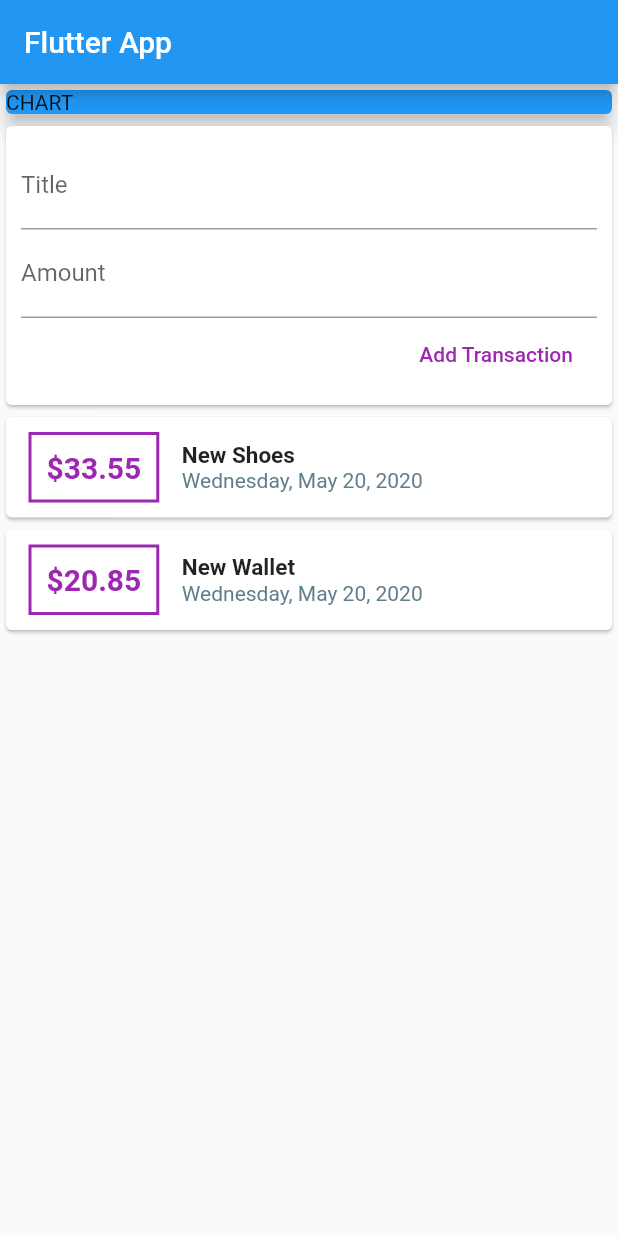
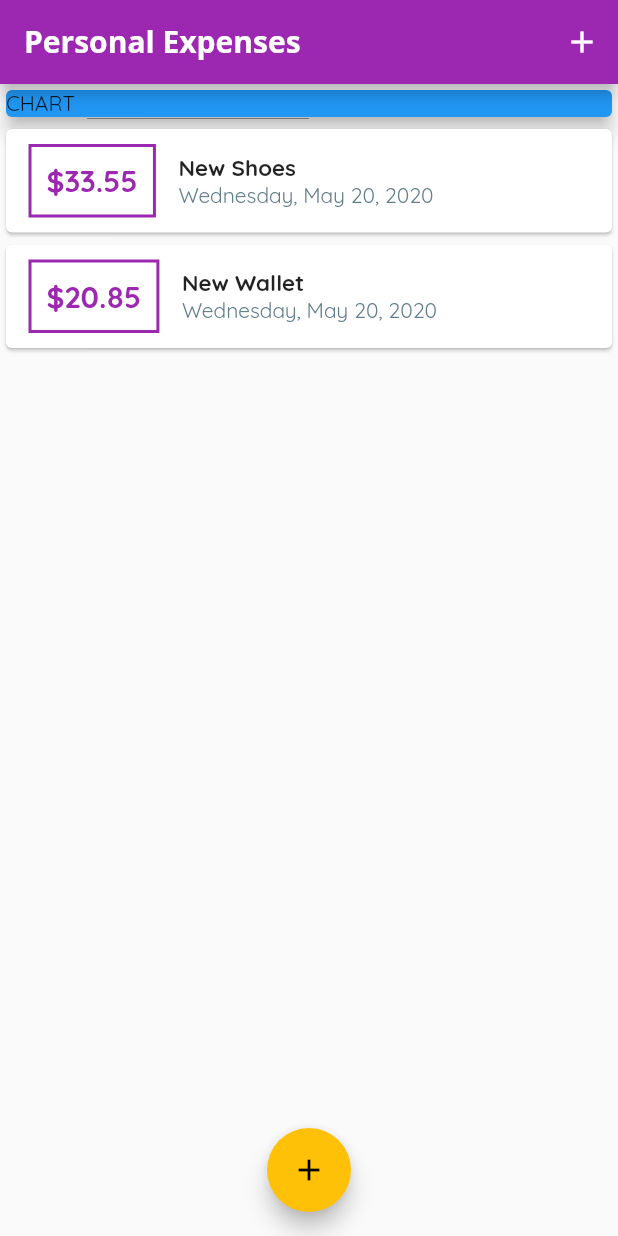
Before and after one commit to pablolopezj/Gastos-personales, a Flutter app: the screen it shows after launch, on a phone screen of 412 x 824 dp. Run offline on Flutter 3.47's test engine with Material 2 defaults, Android fonts, the phone set to English and light mode, and no system bars; Roboto replaces fonts that are missing (Open Sans).

Commit message:
Adding fonts and defining Theme on the main.dart

```diff
--- a/lib/main.dart
+++ b/lib/main.dart
@@ -1,6 +1,9 @@
+import 'package:expense_planner/widgets/transaction_list.dart';
 import 'package:flutter/material.dart';
 
-import './widgets/user_transactions.dart';
+import './widgets/transaction_list.dart';
+import './widgets/new_transaction.dart';
+import './models/transaction.dart';
 
 void main() => runApp(MyApp());
 
@@ -8,23 +11,86 @@ class MyApp extends StatelessWidget {
   @override
   Widget build(BuildContext context) {
     return MaterialApp(
-      title: 'Flutter App',
+      title: 'Personal Expenses',
+      theme: ThemeData(
+        primarySwatch: Colors.purple,
+        accentColor: Colors.amber,
+        fontFamily: 'Quicksand',
+        appBarTheme: AppBarTheme(
+          textTheme: ThemeData.light().textTheme.copyWith(
+              title: TextStyle(
+                fontFamily: 'Open Sans',
+                fontSize: 20,
+                fontWeight: FontWeight.bold,
+              )),
+        ),
+      ),
       home: MyHomePage(),
     );
   }
 }
 
-class MyHomePage extends StatelessWidget {
+class MyHomePage extends StatefulWidget {
   // String titleInput;
   // String amountInput;
-  final titleController = TextEditingController();
-  final amountController = TextEditingController();
+  @override
+  _MyHomePageState createState() => _MyHomePageState();
+}
+
+class _MyHomePageState extends State<MyHomePage> {
+  final List<Transaction> _userTransactions = [
+    Transaction(
+      id: 't1',
+      title: 'New Shoes',
+      amount: 33.55,
+      date: DateTime.now(),
+    ),
+    Transaction(
+      id: 't2',
+      title: 'New Wallet',
+      amount: 20.85,
+      date: DateTime.now(),
+    ),
+  ];
+  void _addNewTrsansaction(String txTitle, double txAmount) {
+    final newTx = Transaction(
+      title: txTitle,
+      amount: txAmount,
+      date: DateTime.now(),
+      id: DateTime.now().toString(),
+    );
+
+    setState(() {
+      _userTransactions.add(newTx);
+    });
+  }
+
+  void _startAddNewTransaction(BuildContext ctx) {
+    showModalBottomSheet(
+      context: ctx,
+      builder: (_) {
+        return GestureDetector(
+          onTap: () {},
+          child: NewTransaction(_addNewTrsansaction),
+          behavior: HitTestBehavior.opaque,
+        );
+      },
+    );
+  }
 
   @override
   Widget build(BuildContext context) {
     return Scaffold(
       appBar: AppBar(
-        title: Text('Flutter App'),
+        title: Text(
+          'Personal Expenses',
+        ),
+        actions: <Widget>[
+          IconButton(
+            icon: Icon(Icons.add),
+            onPressed: () => _startAddNewTransaction(context),
+          ),
+        ],
       ),
       body: SingleChildScrollView(
         child: Column(
@@ -38,9 +104,14 @@ class MyHomePage extends StatelessWidget {
                 elevation: 5,
               ),
             ),
-            UserTransactions(),
+            TransactionList(_userTransactions),
           ],
         ),
+      ),
+      floatingActionButtonLocation: FloatingActionButtonLocation.centerFloat,
+      floatingActionButton: FloatingActionButton(
+        child: Icon(Icons.add),
+        onPressed: () => _startAddNewTransaction(context),
       ),
     );
   }
--- a/lib/widgets/transaction_list.dart
+++ b/lib/widgets/transaction_list.dart
@@ -24,17 +24,17 @@ class TransactionList extends StatelessWidget {
                   ),
                   decoration: BoxDecoration(
                     border: Border.all(
-                      color: Colors.purple,
+                      color: Theme.of(context).primaryColor,
                       width: 2,
                     ),
                   ),
                   padding: EdgeInsets.all(10),
                   child: Text(
-                    '\$${transactions[index].amount}',
+                    '\$${transactions[index].amount.toStringAsFixed(2)}',
                     style: TextStyle(
                       fontWeight: FontWeight.bold,
                       fontSize: 20,
-                      color: Colors.purple,
+                      color: Theme.of(context).primaryColor,
                     ),
                   ),
                 ),
--- a/lib/widgets/user_transactions.dart
+++ b/lib/widgets/user_transactions.dart
@@ -10,20 +10,6 @@ class UserTransactions extends StatefulWidget {
 }
 
 class _UserTransactionsState extends State<UserTransactions> {
-  final List<Transaction> _userTransactions = [
-    Transaction(
-      id: 't1',
-      title: 'New Shoes',
-      amount: 33.55,
-      date: DateTime.now(),
-    ),
-    Transaction(
-      id: 't2',
-      title: 'New Wallet',
-      amount: 20.85,
-      date: DateTime.now(),
-    ),
-  ];
 
   void _addNewTrsansaction(String txTitle, double txAmount) {
     final newTx = Transaction(
@@ -43,7 +29,7 @@ class _UserTransactionsState extends State<UserTransactions> {
     return Column(
       children: <Widget>[
         NewTransaction(_addNewTrsansaction),
-        TransactionList(_userTransactions),
+
       ],
     );
   }
```
Also changed, not shown: lib/widgets/new_transaction.dart (+31 -9 lines), pubspec.yaml (+11 -6 lines), assets/fonts/OpenSans-Bold.ttf (added), assets/fonts/OpenSans-Regular.ttf (added), assets/fonts/Quicksand-Bold.ttf (added), assets/fonts/Quicksand-Light.ttf (added), assets/fonts/Quicksand-Medium.ttf (added), assets/fonts/Quicksand-Regular.ttf (added).
